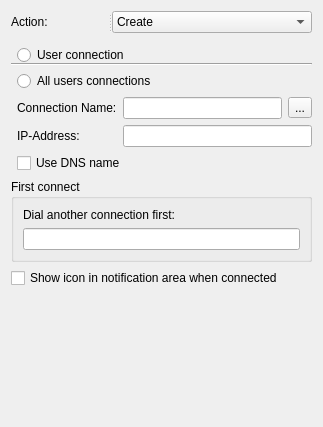
First picture: the form in src/apps/mvvm-folders/network_options/networkoptionsvpnconnection.ui, repository august-alt/policy-preferences-editor-prototype, before the edit.
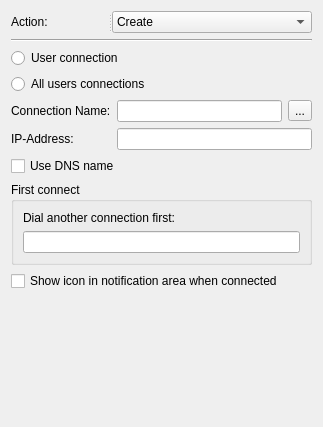
Second picture: the form after the edit.

Commit message: chore: refactor network options widgets

Diff of the .ui file:
```diff
--- a/src/apps/mvvm-folders/network_options/networkoptionsvpnconnection.ui
+++ b/src/apps/mvvm-folders/network_options/networkoptionsvpnconnection.ui
@@ -1,7 +1,7 @@
 <?xml version="1.0" encoding="UTF-8"?>
 <ui version="4.0">
- <class>vpnConnectionWidget</class>
- <widget class="QWidget" name="vpnConnectionWidget">
+ <class>VpnConnectionWidget</class>
+ <widget class="QWidget" name="VpnConnectionWidget">
   <property name="geometry">
    <rect>
     <x>0</x>
@@ -14,7 +14,7 @@
    <string>Form</string>
   </property>
   <layout class="QGridLayout" name="gridLayout_3">
-   <item row="0" column="0" colspan="2">
+   <item row="0" column="0">
     <widget class="QSplitter" name="splitter_2">
      <property name="orientation">
       <enum>Qt::Horizontal</enum>
@@ -54,14 +54,14 @@
      </widget>
     </widget>
    </item>
-   <item row="1" column="0" rowspan="2" colspan="2">
+   <item row="1" column="0">
     <widget class="Line" name="line">
      <property name="orientation">
       <enum>Qt::Horizontal</enum>
      </property>
     </widget>
    </item>
-   <item row="2" column="1">
+   <item row="2" column="0">
     <layout class="QVBoxLayout" name="verticalLayout">
      <item>
       <widget class="QRadioButton" name="userConnerctionRadioButton">
@@ -79,7 +79,7 @@
      </item>
     </layout>
    </item>
-   <item row="3" column="1">
+   <item row="3" column="0">
     <layout class="QGridLayout" name="gridLayout_2">
      <item row="0" column="0">
       <widget class="QLabel" name="connectionNameLabel">
@@ -134,14 +134,14 @@
      </item>
     </layout>
    </item>
-   <item row="4" column="1">
+   <item row="4" column="0">
     <widget class="QCheckBox" name="useDnsCheckBox">
      <property name="text">
       <string>Use DNS name</string>
      </property>
     </widget>
    </item>
-   <item row="5" column="0" colspan="2">
+   <item row="5" column="0">
     <widget class="QGroupBox" name="firstConnectGroupBox">
      <property name="title">
       <string>First connect</string>
@@ -152,6 +152,9 @@
         <property name="text">
          <string>Dial another connection first:</string>
         </property>
+        <property name="buddy">
+         <cstring>dialLineEdit</cstring>
+        </property>
        </widget>
       </item>
       <item row="1" column="0">
@@ -160,14 +163,14 @@
      </layout>
     </widget>
    </item>
-   <item row="6" column="0" colspan="2">
+   <item row="6" column="0">
     <widget class="QCheckBox" name="showIconCheckBox">
      <property name="text">
       <string>Show icon in notification area when connected</string>
      </property>
     </widget>
    </item>
-   <item row="7" column="0" colspan="2">
+   <item row="7" column="0">
     <spacer name="verticalSpacer">
      <property name="orientation">
       <enum>Qt::Vertical</enum>
```
The commit also changes 3 other files.
